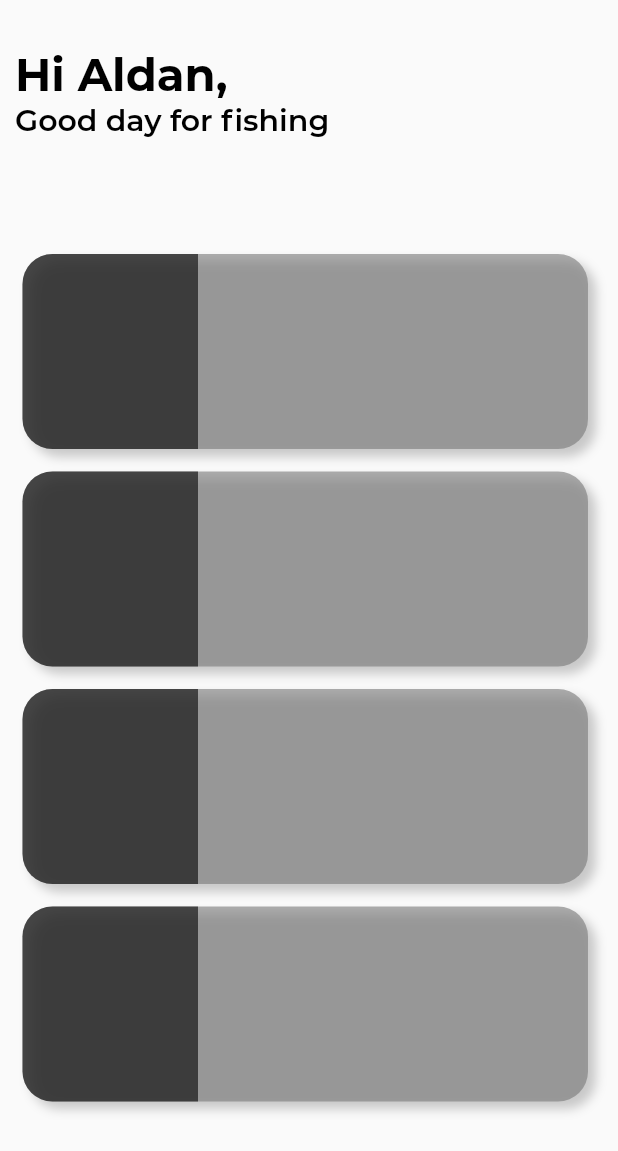
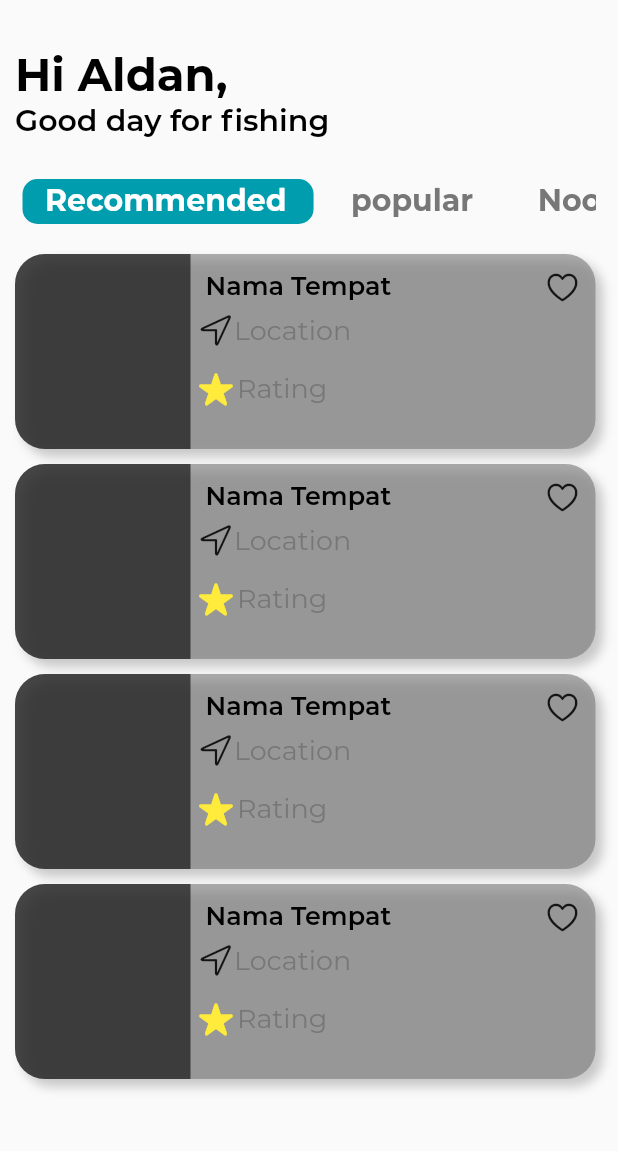
Before and after one commit to mari-bangkit/Mobi.lo, a Flutter app: the HomePage screen opened directly, on a phone screen of 412 x 824 dp, the part 85-1236 px from its top. Run offline on Flutter 3.47's test engine with Material 2 defaults, Android fonts, the light colour scheme and no system bars; our stand-ins replace readmore; project files that could hold a hidden picture were left out.

Commit message:
Update page

```diff
--- /dev/null
+++ b/lib/Model/category.dart
@@ -0,0 +1,22 @@
+class CategoryData {
+  String name;
+  CategoryData(this.name);
+}
+
+List<CategoryData> categorydata =
+    categoryData.map((item) => CategoryData(item['name'])).toList();
+
+List categoryData = [
+  {
+    "name": "Recommended",
+  },
+  {
+    "name": "popular",
+  },
+  {
+    "name": "Noodle",
+  },
+  {
+    "name": "Pizza",
+  },
+];
--- a/lib/UI/Widget/HomeWidget/category_widget.dart
+++ b/lib/UI/Widget/HomeWidget/category_widget.dart
@@ -40,7 +40,7 @@
                   child: Text(
                     e.name,
                     style: const TextStyle(
-                      fontSize: 15,
+                      fontSize: 20,
                       fontFamily: "Monstserrat",
                     ),
                   ),
--- a/lib/UI/Widget/HomeWidget/list_place.dart
+++ b/lib/UI/Widget/HomeWidget/list_place.dart
@@ -1,3 +1,4 @@
+import 'package:flutter/cupertino.dart';
 import 'package:flutter/material.dart';
 import 'package:yuk_mancing/Constant/style.dart';
 
@@ -7,7 +8,7 @@
   @override
   Widget build(BuildContext context) {
     return Container(
-      margin: const EdgeInsets.only(left: 5, right: 5, bottom: 10, top: 5),
+      margin: const EdgeInsets.only(bottom: 5, top: 5),
       width: MediaQuery.of(context).size.width,
       height: 130,
       decoration: BoxDecoration(
@@ -37,6 +38,86 @@
               ),
               color: kBlack.withOpacity(0.6),
             ),
+          ),
+          Container(
+            height: 130,
+            width: MediaQuery.of(context).size.width - 117 - 25,
+            padding: const EdgeInsets.only(
+              left: 5,
+              right: 10,
+            ),
+            decoration: const BoxDecoration(
+              borderRadius: BorderRadius.only(
+                topRight: Radius.circular(20),
+                bottomRight: Radius.circular(20),
+              ),
+            ),
+            child: Column(
+              crossAxisAlignment: CrossAxisAlignment.start,
+              children: [
+                Container(
+                  padding: const EdgeInsets.only(
+                    left: 5,
+                    top: 10,
+                  ),
+                  child: Row(
+                    mainAxisAlignment: MainAxisAlignment.spaceBetween,
+                    children: const [
+                      Text(
+                        "Nama Tempat",
+                        style: TextStyle(
+                          fontSize: 17,
+                          fontWeight: FontWeight.w600,
+                          color: kBlack,
+                          fontFamily: "Monstserrat",
+                        ),
+                      ),
+                      Icon(CupertinoIcons.heart),
+                    ],
+                  ),
+                ),
+                const SizedBox(
+                  height: 5,
+                ),
+                Row(
+                  mainAxisAlignment: MainAxisAlignment.start,
+                  children: const [
+                    Icon(CupertinoIcons.location),
+                    Text(
+                      "Location",
+                      style: TextStyle(
+                        fontSize: 18,
+                        fontFamily: "Monstserrat",
+                        color: kLightGray,
+                      ),
+                    ),
+                  ],
+                ),
+                const SizedBox(
+                  height: 15,
+                ),
+                Row(
+                  mainAxisAlignment: MainAxisAlignment.start,
+                  children: const [
+                    Icon(
+                      CupertinoIcons.star_fill,
+                      color: Colors.yellow,
+                    ),
+                    SizedBox(
+                      width: 2,
+                    ),
+                    Text(
+                      "Rating",
+                      style: TextStyle(
+                        fontSize: 18,
+                        fontFamily: "Monstserrat",
+                        color: kLightGray,
+                      ),
+                    ),
+                  ],
+                ),
+              ],
+            ),
           )
         ],
       ),
--- a/lib/UI/Widget/HomeWidget/username_text.dart
+++ b/lib/UI/Widget/HomeWidget/username_text.dart
@@ -7,7 +7,7 @@
   @override
   Widget build(BuildContext context) {
     return Container(
-      margin: EdgeInsets.only(
+      margin: const EdgeInsets.only(
         top: 10,
       ),
       child: Column(
--- a/lib/UI/home_page.dart
+++ b/lib/UI/home_page.dart
@@ -5,6 +5,7 @@
 import 'package:yuk_mancing/UI/Widget/HomeWidget/category_widget.dart';
 import 'package:yuk_mancing/UI/Widget/HomeWidget/list_place.dart';
 import 'package:yuk_mancing/UI/Widget/HomeWidget/username_text.dart';
+import 'package:yuk_mancing/UI/details_page.dart';
 
 class HomePage extends StatelessWidget {
   const HomePage({Key? key}) : super(key: key);
@@ -58,7 +59,17 @@
                   shrinkWrap: true,
                   itemCount: 4,
                   itemBuilder: (context, index) {
-                    return const ListPlace();
+                    return GestureDetector(
+                      onTap: () {
+                        Navigator.push(
+                          context,
+                          MaterialPageRoute(
+                            builder: (context) => const DetailsPage(),
+                          ),
+                        );
+                      },
+                      child: const ListPlace(),
+                    );
                   },
                 ),
               ),
--- a/lib/UI/login_page.dart
+++ b/lib/UI/login_page.dart
@@ -1,3 +1,5 @@
+// ignore_for_file: avoid_print
+
 import 'package:flutter/cupertino.dart';
 
 import 'package:flutter/material.dart';
@@ -21,10 +23,9 @@
     return Scaffold(
       backgroundColor: kWhite,
       body: SafeArea(
-        child: Container(
+        child: SizedBox(
             height: MediaQuery.of(context).size.height,
             width: MediaQuery.of(context).size.width,
-            child: SingleChildScrollView(
             child: Column(
               crossAxisAlignment: CrossAxisAlignment.start,
               children: [
@@ -46,9 +47,9 @@
                   ),
                 ),
                 const SizedBox(
-                    height: 20,
+                  height: 40,
                 ),
-                  Align(
+                Container(
                   alignment: Alignment.centerLeft,
                   child: Container(
                     margin: const EdgeInsets.only(
@@ -156,14 +157,14 @@
                           ),
                         ),
                         const SizedBox(
-                            height: 20,
+                          height: 30,
                         ),
                         Container(
                           margin: const EdgeInsets.only(
                             right: 20,
                           ),
                           padding: const EdgeInsets.all(2),
-                            height: 44,
+                          height: 45,
                           width: MediaQuery.of(context).size.height,
                           child: TextButton(
                             onPressed: () {
@@ -187,7 +188,7 @@
                             child: const Text(
                               'Login',
                               style: TextStyle(
-                                  fontSize: 15,
+                                fontSize: 18,
                                 fontWeight: FontWeight.w600,
                                 color: kBlack,
                               ),
@@ -276,7 +277,7 @@
                                   "Assets/Icons/flat-color-icons_google.png",
                                 ),
                               ),
-                                iconSize: 25,
+                              iconSize: 35,
                             ),
                             IconButton(
                               color: kLighBlue,
@@ -286,7 +287,7 @@
                                   "Assets/Icons/ant-design_facebook-filled.png",
                                 ),
                               ),
-                                iconSize: 25,
+                              iconSize: 35,
                             ),
                           ],
                         )
@@ -295,7 +296,6 @@
                   ),
                 )
               ],
-              ),
             )),
       ),
     );
--- a/lib/UI/splash_screen.dart
+++ b/lib/UI/splash_screen.dart
@@ -55,7 +55,7 @@
                       Navigator.push(
                         context,
                         MaterialPageRoute(
-                          builder: (context) => Loginpage(),
+                          builder: (context) => const Loginpage(),
                         ),
                       );
                     },
@@ -64,7 +64,7 @@
                       minimumSize:
                           Size.fromWidth(MediaQuery.of(context).size.width / 3),
                       primary: kBlack,
-                      backgroundColor: kSecondary,
+                      backgroundColor: kPrimary,
                       shape: const RoundedRectangleBorder(
                           borderRadius: BorderRadius.all(Radius.circular(20))),
                     ),
```
Lines whose indentation alone changed are shown as unchanged.
